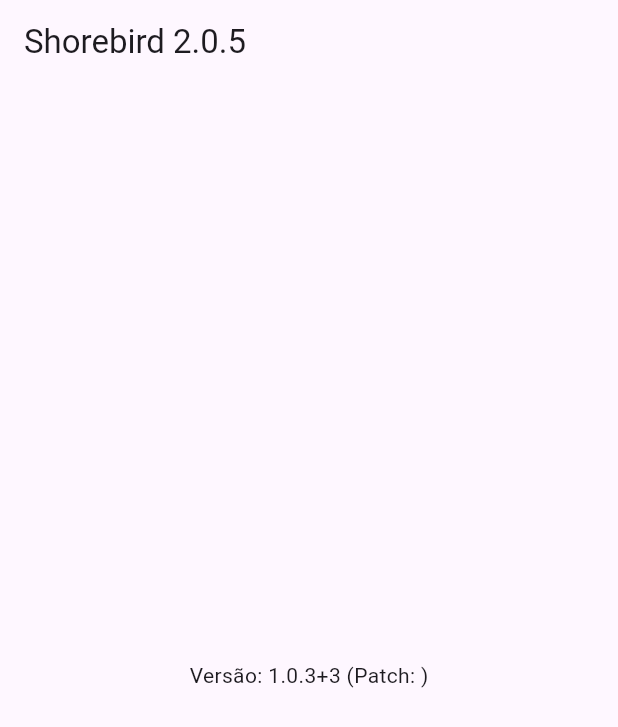
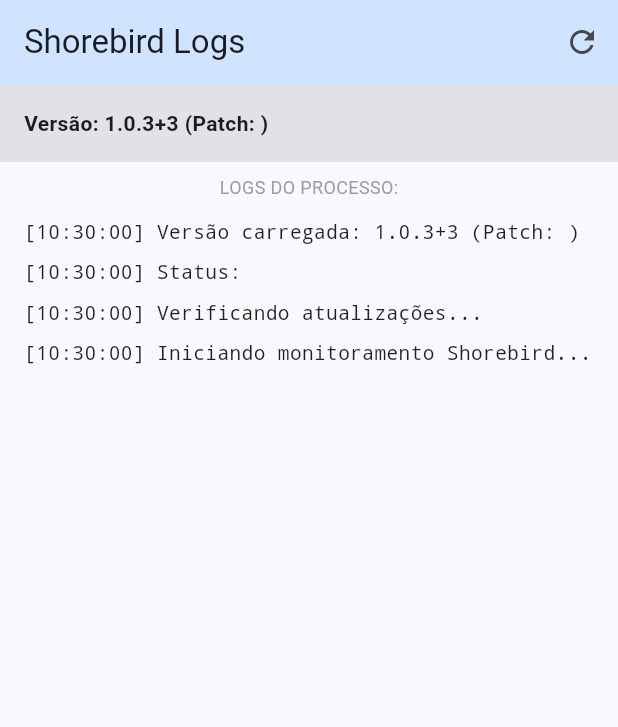
Before and after one commit to britolucaspatrick/poc_shorebird, a Flutter app: the screen it shows after launch, on a phone screen of 412 x 824 dp. Shown: the top 727 px of the screen. Run offline on Flutter 3.47's test engine with Material 3 defaults, Android fonts, the light colour scheme and no system bars; our stand-ins replace package_info_plus; missing offline and left inert: shorebird_code_push.

Commit message:
(Patch 4) Integrate ShorebirdUpdater flow and UI logs
Migrate update logic to the new ShorebirdUpdater API and add runtime logging and a revamped UI. Key changes:
- Use shorebirdUpdater.checkForUpdate(), shorebirdUpdater.update() and shorebirdUpdater.readNextPatch() and handle UpdateStatus/UpdateException.
- Add structured _logs and _addLog (with debugPrint) to record steps, errors and statuses.
- Improve package info loading with try/catch and include current patch in displayed version.
- UI overhaul: enable Material3 theme, new AppBar with refresh action, header showing version and linear progress, and a scrollable logs list instead of the previous simple status view.
These changes adapt to the refactored Shorebird API and provide better visibility into update operations and errors.

```diff
--- a/lib/main.dart
+++ b/lib/main.dart
@@ -1,13 +1,11 @@
 import 'package:flutter/material.dart';
 import 'package:package_info_plus/package_info_plus.dart';
-// O import permanece o mesmo, mas a classe interna mudou
 import 'package:shorebird_code_push/shorebird_code_push.dart';
 
 void main() {
   runApp(const MyApp());
 }
 
-// 1. Mudança de ShorebirdCodePush para ShorebirdUpdater
 final shorebirdUpdater = ShorebirdUpdater();
 
 class MyApp extends StatelessWidget {
@@ -15,7 +13,10 @@
 
   @override
   Widget build(BuildContext context) {
-    return MaterialApp(home: const MyHomePage());
+    return MaterialApp(
+      theme: ThemeData(useMaterial3: true, colorSchemeSeed: Colors.blue),
+      home: const MyHomePage(),
+    );
   }
 }
 
@@ -29,47 +30,72 @@
 class _MyHomePageState extends State<MyHomePage> {
   String _appVersion = 'Carregando...';
   bool _isDownloading = false;
-  bool _patchAvailable = false;
+  final List<String> _logs = []; // Lista para exibir logs na UI
 
   @override
   void initState() {
     super.initState();
+    _addLog('Iniciando monitoramento Shorebird...');
     _loadPackageInfo();
     _checkForUpdates();
   }
 
+  void _addLog(String message) {
+    final timestamp = DateTime.now().toString().split('.').first.split(' ').last;
+    setState(() {
+      _logs.insert(0, '[$timestamp] $message');
+    });
+    debugPrint('[ShorebirdLog] $message');
+  }
+
   Future<void> _loadPackageInfo() async {
-    final info = await PackageInfo.fromPlatform();
-    // 2. Para pegar o patch atual na versão nova:
-    final currentPatch = await shorebirdUpdater.readCurrentPatch();
+    try {
+      final info = await PackageInfo.fromPlatform();
+      final currentPatch = await shorebirdUpdater.readCurrentPatch();
 
-    setState(() {
-      _appVersion = '${info.version}+${info.buildNumber} (Patch: ${currentPatch?.number ?? "Nenhum"})';
-    });
+      setState(() {
+        _appVersion = '${info.version}+${info.buildNumber} (Patch: ${currentPatch?.number ?? "Nenhum"})';
+      });
+      _addLog('Versão carregada: $_appVersion');
+    } catch (e) {
+      _addLog('Erro ao carregar infos: $e');
+    }
   }
 
   Future<void> _checkForUpdates() async {
-    // 3. O método isNewPatchAvailableForDownload foi substituído/refatorado.
-    // O fluxo recomendado agora é usar o checkForUpdate()
+    _addLog('Verificando atualizações...');
 
     try {
+      // 1. Usa o checkForUpdate que aparece no seu print
       final status = await shorebirdUpdater.checkForUpdate();
+      _addLog('Status: ${status.name}');
 
       if (status == UpdateStatus.outdated) {
-        setState(() {
-          _isDownloading = true;
-          _patchAvailable = true;
-        });
+        _addLog('Novo patch encontrado! Baixando...');
 
-        // 4. Inicia o download
+        setState(() => _isDownloading = true);
+
+        // 2. Usa o update() para baixar
         await shorebirdUpdater.update();
 
-        setState(() {
-          _isDownloading = false;
-        });
+        // 3. Em vez de isNewPatchReadyToInstall, verificamos o readNextPatch()
+        // Se readNextPatch não for nulo, significa que há um patch baixado
+        // esperando o próximo reinício.
+        final nextPatch = await shorebirdUpdater.readNextPatch();
+
+        if (nextPatch != null) {
+          _addLog('✅ Patch ${nextPatch.number} baixado e pronto para o próximo boot.');
+        } else {
+          _addLog('⚠️ Download concluído, mas o próximo patch ainda não foi identificado.');
+        }
+      } else if (status == UpdateStatus.upToDate) {
+        _addLog('O app já está atualizado.');
       }
+    } on UpdateException catch (e) {
+      _addLog('❌ Erro Shorebird: ${e.message}');
     } catch (e) {
-      debugPrint('Erro ao atualizar: $e');
+      _addLog('❌ Erro: $e');
+    } finally {
       setState(() => _isDownloading = false);
     }
   }
@@ -78,23 +104,49 @@
   Widget build(BuildContext context) {
     return Scaffold(
       appBar: AppBar(
-        title: const Text('Shorebird 2.0.5'),
-        actions: [
-          if (_isDownloading)
-            const Center(
-              child: Padding(padding: EdgeInsets.all(16.0), child: CircularProgressIndicator()),
+        title: const Text('Shorebird Logs'),
+        backgroundColor: Theme.of(context).colorScheme.primaryContainer,
+        actions: [IconButton(icon: const Icon(Icons.refresh), onPressed: _isDownloading ? null : _checkForUpdates)],
+      ),
+      body: Column(
+        children: [
+          // Header de status
+          Container(
+            padding: const EdgeInsets.all(16),
+            width: double.infinity,
+            color: Theme.of(context).colorScheme.surfaceContainerHighest,
+            child: Column(
+              crossAxisAlignment: CrossAxisAlignment.start,
+              children: [
+                Text('Versão: $_appVersion', style: const TextStyle(fontWeight: FontWeight.bold)),
+                if (_isDownloading) const LinearProgressIndicator(),
+              ],
             ),
+          ),
+          const Padding(
+            padding: EdgeInsets.all(8.0),
+            child: Text('LOGS DO PROCESSO:', style: TextStyle(fontSize: 12, color: Colors.grey)),
+          ),
+          // Lista de Logs
+          Expanded(
+            child: ListView.builder(
+              itemCount: _logs.length,
+              itemBuilder: (context, index) {
+                return Padding(
+                  padding: const EdgeInsets.symmetric(horizontal: 16, vertical: 4),
+                  child: Text(
+                    _logs[index],
+                    style: TextStyle(
+                      fontFamily: 'monospace',
+                      fontSize: 13,
+                      color: _logs[index].contains('❌') ? Colors.red : Colors.black87,
+                    ),
+                  ),
+                );
+              },
+            ),
+          ),
         ],
-      ),
-      body: Center(
-        child: Column(
-          mainAxisAlignment: MainAxisAlignment.center,
-          children: [
-            if (_patchAvailable) Text(_isDownloading ? 'Baixando patch...' : 'Patch pronto! Reinicie o app.'),
-            const SizedBox(height: 20),
-            Text('Versão: $_appVersion'),
-          ],
-        ),
       ),
     );
   }
```
